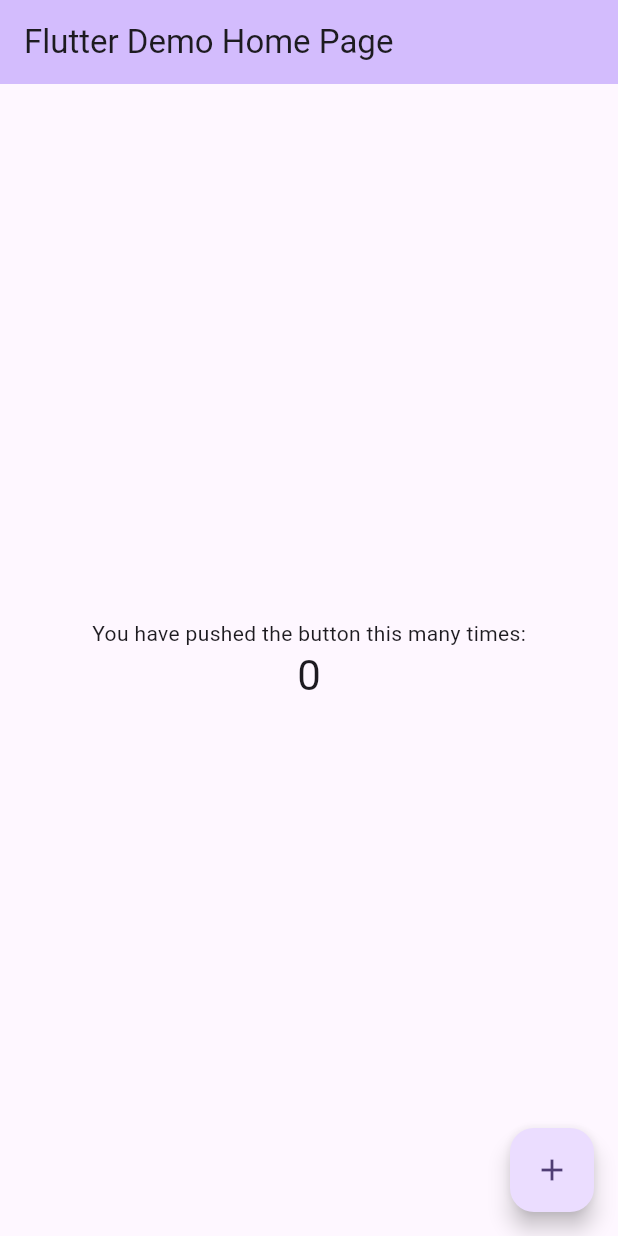
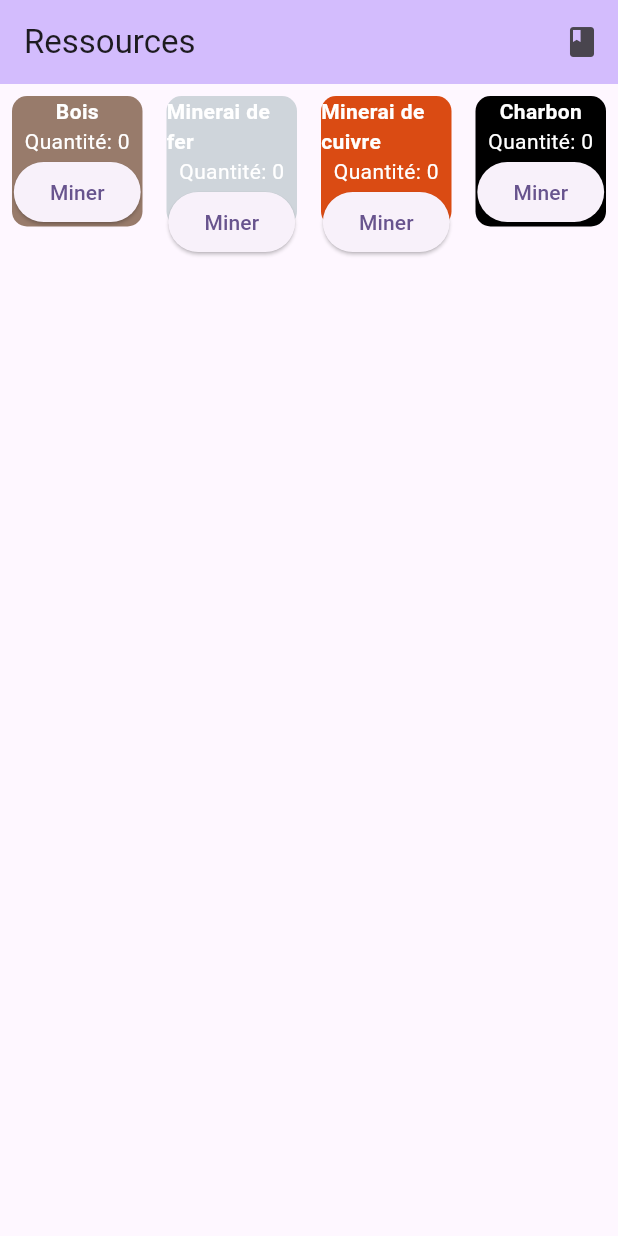
Before and after one commit to Vlallican/projet_clicker, a Flutter app: the screen it shows after launch, on a phone screen of 412 x 824 dp. Run offline on Flutter 3.47's test engine with Material 2 defaults, Android fonts, the light colour scheme and no system bars.

Commit message:
réalisation des 3 premiere questions

```diff
--- a/lib/main.dart
+++ b/lib/main.dart
@@ -11,42 +11,18 @@
   @override
   Widget build(BuildContext context) {
     return MaterialApp(
-      title: 'Flutter Demo',
+      debugShowCheckedModeBanner: false,
       theme: ThemeData(
-        // This is the theme of your application.
-        //
-        // TRY THIS: Try running your application with "flutter run". You'll see
-        // the application has a blue toolbar. Then, without quitting the app,
-        // try changing the seedColor in the colorScheme below to Colors.green
-        // and then invoke "hot reload" (save your changes or press the "hot
-        // reload" button in a Flutter-supported IDE, or press "r" if you used
-        // the command line to start the app).
-        //
-        // Notice that the counter didn't reset back to zero; the application
-        // state is not lost during the reload. To reset the state, use hot
-        // restart instead.
-        //
-        // This works for code too, not just values: Most code changes can be
-        // tested with just a hot reload.
         colorScheme: ColorScheme.fromSeed(seedColor: Colors.deepPurple),
         useMaterial3: true,
       ),
-      home: const MyHomePage(title: 'Flutter Demo Home Page'),
+      home: const MyHomePage(title: 'Ressources'),
     );
   }
 }
 
 class MyHomePage extends StatefulWidget {
   const MyHomePage({super.key, required this.title});
-
-  // This widget is the home page of your application. It is stateful, meaning
-  // that it has a State object (defined below) that contains fields that affect
-  // how it looks.
-
-  // This class is the configuration for the state. It holds the values (in this
-  // case the title) provided by the parent (in this case the App widget) and
-  // used by the build method of the State. Fields in a Widget subclass are
-  // always marked "final".
 
   final String title;
 
@@ -55,71 +31,146 @@
 }
 
 class _MyHomePageState extends State<MyHomePage> {
-  int _counter = 0;
 
-  void _incrementCounter() {
+  @override
+  Widget build(BuildContext context) {
+    return Scaffold(
+      appBar: AppBar(
+        backgroundColor: Theme.of(context).colorScheme.inversePrimary,
+        title: Text(widget.title),
+        actions: <Widget>[
+          IconButton(
+            icon: const Icon(Icons.book),
+            onPressed: () {
+              Navigator.push(
+                context,
+                MaterialPageRoute(builder: (context) => const RecettesPage()),
+              );
+            },
+          ),
+        ],
+      ),
+      body: GridView.count(
+        crossAxisCount: 4,
+        children: const <Widget>[
+          Ressource(couleur: Color(0xffb967969), nom: 'Bois'),
+          Ressource(couleur: Color(0xffbced4da), nom: 'Minerai de fer'),
+          Ressource(couleur: Color(0xffbd9480f), nom: 'Minerai de cuivre'),
+          Ressource(couleur: Color(0xFF000000), nom: 'Charbon'),
+        ],
+      ),
+    );
+  }
+}
+
+class Ressource extends StatefulWidget {
+  final Color couleur; // Couleur du carré
+  final String nom; // Nom du carré
+
+  const Ressource({Key? key, required this.couleur, required this.nom}) : super(key: key);
+
+  @override
+  _RessourceState createState() => _RessourceState();
+}
+
+class _RessourceState extends State<Ressource> {
+  int quantite = 0; // Quantité de ressource récoltée
+
+  void _incrementerRessource() {
     setState(() {
-      // This call to setState tells the Flutter framework that something has
-      // changed in this State, which causes it to rerun the build method below
-      // so that the display can reflect the updated values. If we changed
-      // _counter without calling setState(), then the build method would not be
-      // called again, and so nothing would appear to happen.
-      _counter++;
+      quantite++;
     });
   }
 
   @override
   Widget build(BuildContext context) {
-    // This method is rerun every time setState is called, for instance as done
-    // by the _incrementCounter method above.
-    //
-    // The Flutter framework has been optimized to make rerunning build methods
-    // fast, so that you can just rebuild anything that needs updating rather
-    // than having to individually change instances of widgets.
-    return Scaffold(
-      appBar: AppBar(
-        // TRY THIS: Try changing the color here to a specific color (to
-        // Colors.amber, perhaps?) and trigger a hot reload to see the AppBar
-        // change color while the other colors stay the same.
-        backgroundColor: Theme.of(context).colorScheme.inversePrimary,
-        // Here we take the value from the MyHomePage object that was created by
-        // the App.build method, and use it to set our appbar title.
-        title: Text(widget.title),
+    return Container(
+      margin: const EdgeInsets.all(8),
+      decoration: BoxDecoration(
+        color: widget.couleur,
+        borderRadius: BorderRadius.circular(10),
       ),
-      body: Center(
-        // Center is a layout widget. It takes a single child and positions it
-        // in the middle of the parent.
       child: Column(
-          // Column is also a layout widget. It takes a list of children and
-          // arranges them vertically. By default, it sizes itself to fit its
-          // children horizontally, and tries to be as tall as its parent.
-          //
-          // Column has various properties to control how it sizes itself and
-          // how it positions its children. Here we use mainAxisAlignment to
-          // center the children vertically; the main axis here is the vertical
-          // axis because Columns are vertical (the cross axis would be
-          // horizontal).
-          //
-          // TRY THIS: Invoke "debug painting" (choose the "Toggle Debug Paint"
-          // action in the IDE, or press "p" in the console), to see the
-          // wireframe for each widget.
         mainAxisAlignment: MainAxisAlignment.center,
         children: <Widget>[
-            const Text(
-              'You have pushed the button this many times:',
+          Text(
+            widget.nom,
+            style: const TextStyle(color: Colors.white, fontWeight: FontWeight.bold),
           ),
           Text(
-              '$_counter',
-              style: Theme.of(context).textTheme.headlineMedium,
+            'Quantité: $quantite',
+            style: const TextStyle(color: Colors.white),
+          ),
+          ElevatedButton(
+            onPressed: _incrementerRessource,
+            child: const Text('Miner'),
           ),
         ],
       ),
-      ),
-      floatingActionButton: FloatingActionButton(
-        onPressed: _incrementCounter,
-        tooltip: 'Increment',
-        child: const Icon(Icons.add),
-      ), // This trailing comma makes auto-formatting nicer for build methods.
     );
   }
 }
+
+class Recette {
+  final String nom;
+  final String cout;
+  final String gameplay;
+  final String type;
+  final String description;
+
+  Recette({
+    required this.nom,
+    required this.cout,
+    required this.gameplay,
+    required this.type,
+    required this.description,
+  });
+}
+
+List<Recette> recettes = [
+  Recette(
+    nom: 'Hache',
+    cout: '2 Bois, 2 Iron rod',
+    gameplay: 'Récolter le bois 3 par 3',
+    type: 'Outil',
+    description: 'Un outil utile',
+  ),
+  Recette(
+    nom: 'Pioche',
+    cout: '2 Bois, 3 Iron rod',
+    gameplay: 'Récolter les minerais 5 par 5',
+    type: 'Outil',
+    description: 'Un outil utile',
+  ),
+  // Ajoutez plus de recettes ici en suivant le même format
+];
+class RecettesPage extends StatelessWidget {
+  const RecettesPage({Key? key}) : super(key: key);
+
+  @override
+  Widget build(BuildContext context) {
+    return Scaffold(
+      appBar: AppBar(
+        title: const Text('Recettes'),
+      ),
+      body: ListView.builder(
+        itemCount: recettes.length,
+        itemBuilder: (BuildContext context, int index) {
+          final recette = recettes[index];
+          return Card(
+            child: ListTile(
+              title: Text(recette.nom),
+              subtitle: Text('${recette.description}\nCoût: ${recette.cout}'),
+              trailing: ElevatedButton(
+                onPressed: () {
+                  // Logic to produce the item (to be implemented)
+                },
+                child: const Text('Produire'),
+              ),
+            ),
+          );
+        },
+      ),
+    );
+  }
+}
```
Lines whose indentation alone changed are shown as unchanged.
